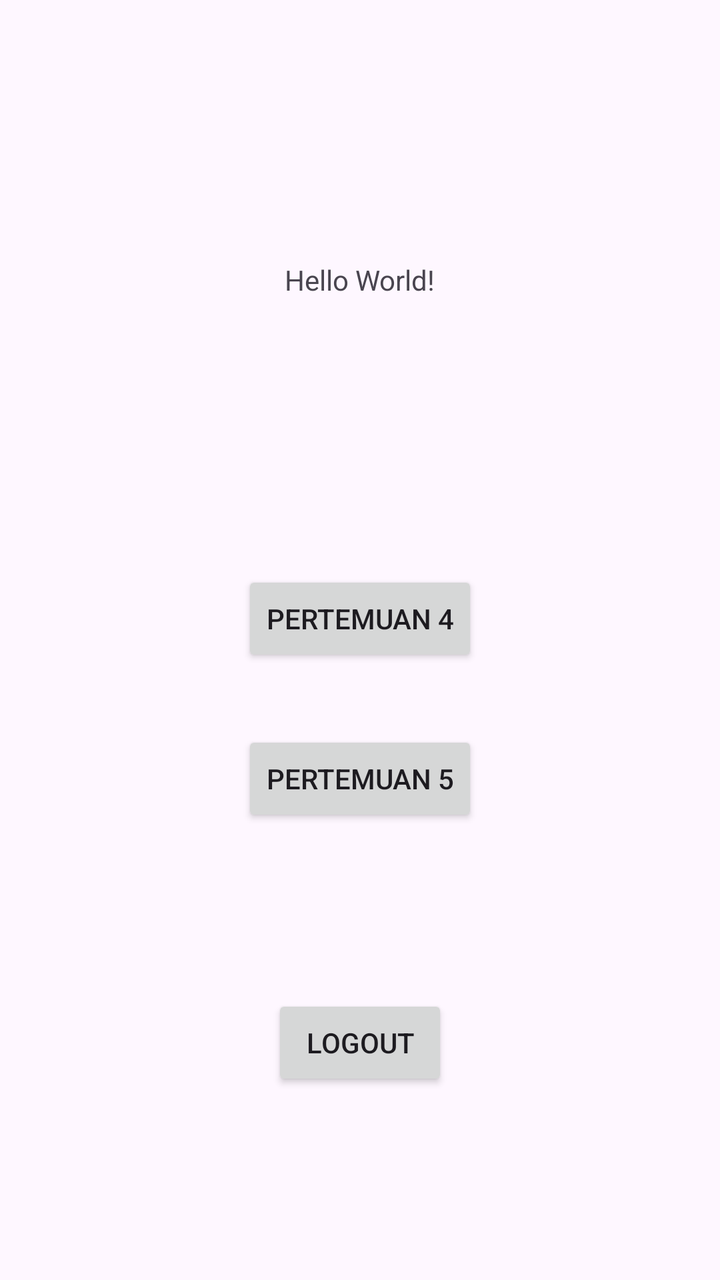
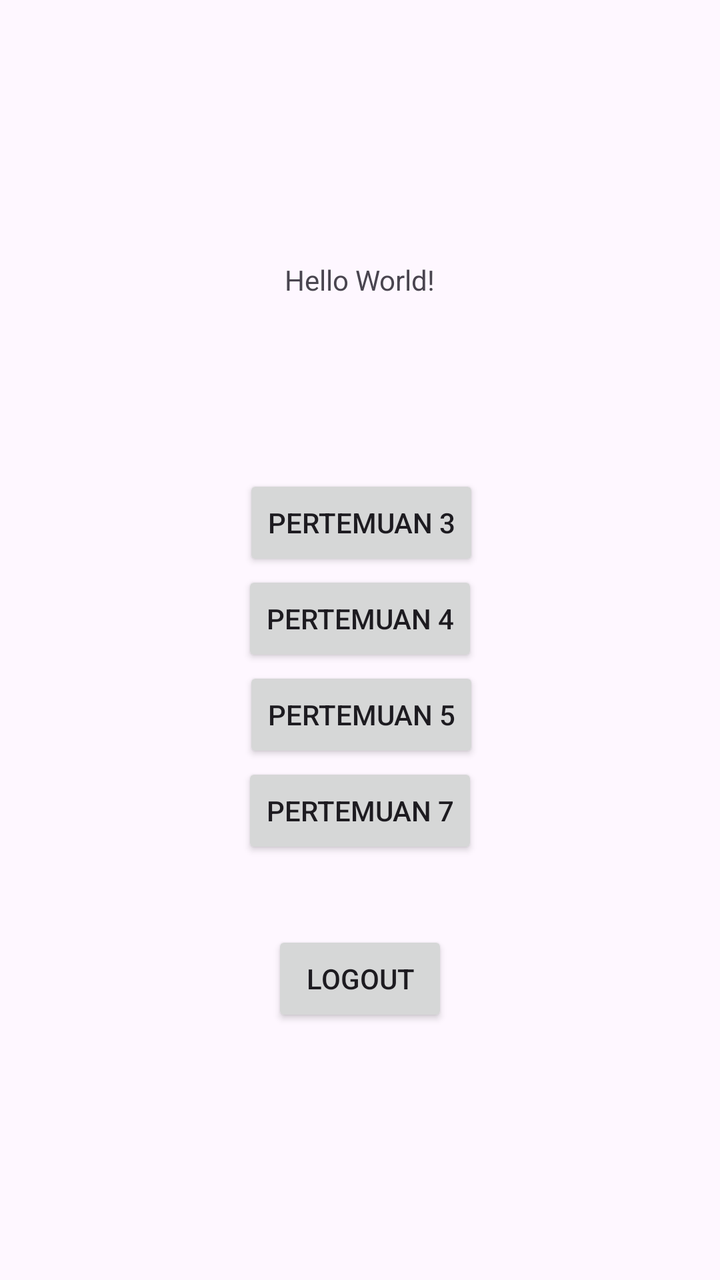

Two renders of the same Android screen: before a commit and after it. Below are the layout's source before the change and the commit's diff.
<!-- AndroidManifest.xml: application theme Theme.SonicApps -->
<!-- res/layout/activity_main.xml -->
<?xml version="1.0" encoding="utf-8"?>
<androidx.constraintlayout.widget.ConstraintLayout xmlns:android="http://schemas.android.com/apk/res/android"
    xmlns:app="http://schemas.android.com/apk/res-auto"
    xmlns:tools="http://schemas.android.com/tools"
    android:id="@+id/main"
    android:layout_width="match_parent"
    android:layout_height="match_parent"
    tools:context=".MainActivity">

    <TextView
        android:id="@+id/textView4"
        android:layout_width="wrap_content"
        android:layout_height="wrap_content"
        android:text="Hello World!"
        app:layout_constraintBottom_toBottomOf="parent"
        app:layout_constraintEnd_toEndOf="parent"
        app:layout_constraintStart_toStartOf="parent"
        app:layout_constraintTop_toTopOf="parent"
        app:layout_constraintVertical_bias="0.21" />

    <Button
        android:id="@+id/btnToFourth"
        android:layout_width="wrap_content"
        android:layout_height="wrap_content"
        android:layout_marginTop="136dp"
        android:text="Pertemuan 4"
        app:layout_constraintEnd_toEndOf="parent"
        app:layout_constraintStart_toStartOf="parent"
        app:layout_constraintTop_toBottomOf="@+id/textView4" />

    <Button
        android:id="@+id/btnToFifth"
        android:layout_width="wrap_content"
        android:layout_height="wrap_content"
        android:layout_marginTop="32dp"
        android:text="Pertemuan 5"
        app:layout_constraintEnd_toEndOf="parent"
        app:layout_constraintStart_toStartOf="parent"
        app:layout_constraintTop_toBottomOf="@+id/btnToFourth" />

    <Button
        android:id="@+id/btnLogout"
        android:layout_width="wrap_content"
        android:layout_height="wrap_content"
        android:layout_marginTop="84dp"
        android:text="Logout"
        app:layout_constraintEnd_toEndOf="parent"
        app:layout_constraintStart_toStartOf="parent"
        app:layout_constraintTop_toBottomOf="@+id/btnToFifth" />

</androidx.constraintlayout.widget.ConstraintLayout>
<!-- resources referenced by this layout -->
<resources>
  <style name="Theme.SonicApps" parent="Base.Theme.SonicApps" />
  <style name="Base.Theme.SonicApps" parent="Theme.Material3.DayNight.NoActionBar">
          
          
      </style>
</resources>

<!-- the commit's change to res/layout/activity_main.xml (unified diff, before → after) -->
@@ -22,9 +22,19 @@
         android:id="@+id/btnToFourth"
         android:layout_width="wrap_content"
         android:layout_height="wrap_content"
-        android:layout_marginTop="136dp"
         android:text="Pertemuan 4"
         app:layout_constraintEnd_toEndOf="parent"
+        app:layout_constraintStart_toStartOf="parent"
+        app:layout_constraintTop_toBottomOf="@+id/btnToThird" />
+
+    <Button
+        android:id="@+id/btnToThird"
+        android:layout_width="wrap_content"
+        android:layout_height="wrap_content"
+        android:layout_marginTop="88dp"
+        android:text="Pertemuan 3"
+        app:layout_constraintEnd_toEndOf="parent"
+        app:layout_constraintHorizontal_bias="0.503"
         app:layout_constraintStart_toStartOf="parent"
         app:layout_constraintTop_toBottomOf="@+id/textView4" />
 
@@ -32,11 +42,20 @@
         android:id="@+id/btnToFifth"
         android:layout_width="wrap_content"
         android:layout_height="wrap_content"
-        android:layout_marginTop="32dp"
         android:text="Pertemuan 5"
         app:layout_constraintEnd_toEndOf="parent"
+        app:layout_constraintHorizontal_bias="0.503"
         app:layout_constraintStart_toStartOf="parent"
         app:layout_constraintTop_toBottomOf="@+id/btnToFourth" />
+
+    <Button
+        android:id="@+id/btnToSeventh"
+        android:layout_width="wrap_content"
+        android:layout_height="wrap_content"
+        android:text="Pertemuan 7"
+        app:layout_constraintEnd_toEndOf="parent"
+        app:layout_constraintStart_toStartOf="parent"
+        app:layout_constraintTop_toBottomOf="@+id/btnToFifth" />
 
     <Button
         android:id="@+id/btnLogout"
